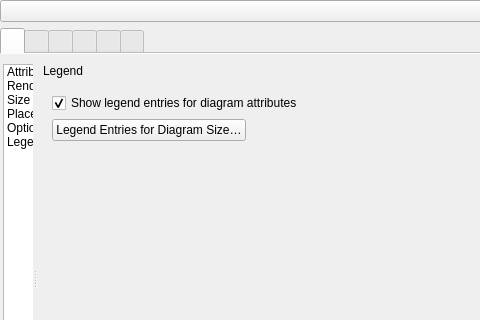
Qt form src/ui/qgsdiagrampropertiesbase.ui (qgis/QGIS) before a commit; both pictures show x 0 to 480 and y 0 to 320 of the 688 by 491 pixel window.
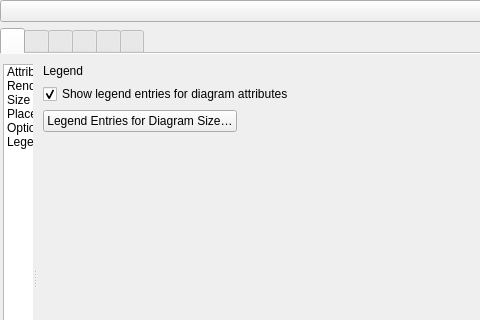
The same form after that commit. The open tabs and pages were chosen to show the change. Icons and pictures are not drawn. Custom widgets are drawn as their Qt base class.

Commit message:
Cleanup diagram properties UI
- Don't use underline for headings
- Fix layout margins for all tabs to be consistent

```diff
--- a/src/ui/qgsdiagrampropertiesbase.ui
+++ b/src/ui/qgsdiagrampropertiesbase.ui
@@ -2271,11 +2271,23 @@
                   <rect>
                    <x>0</x>
                    <y>0</y>
-                   <width>336</width>
-                   <height>80</height>
+                   <width>646</width>
+                   <height>371</height>
                   </rect>
                  </property>
                  <layout class="QVBoxLayout" name="verticalLayout_12" stretch="0,0,1">
+                  <property name="leftMargin">
+                   <number>0</number>
+                  </property>
+                  <property name="topMargin">
+                   <number>0</number>
+                  </property>
+                  <property name="rightMargin">
+                   <number>0</number>
+                  </property>
+                  <property name="bottomMargin">
+                   <number>0</number>
+                  </property>
                   <item>
                    <widget class="QCheckBox" name="mCheckBoxAttributeLegend">
                     <property name="text">
```
Left out of the diff: 12 changed lines with no effect on the pictures.
